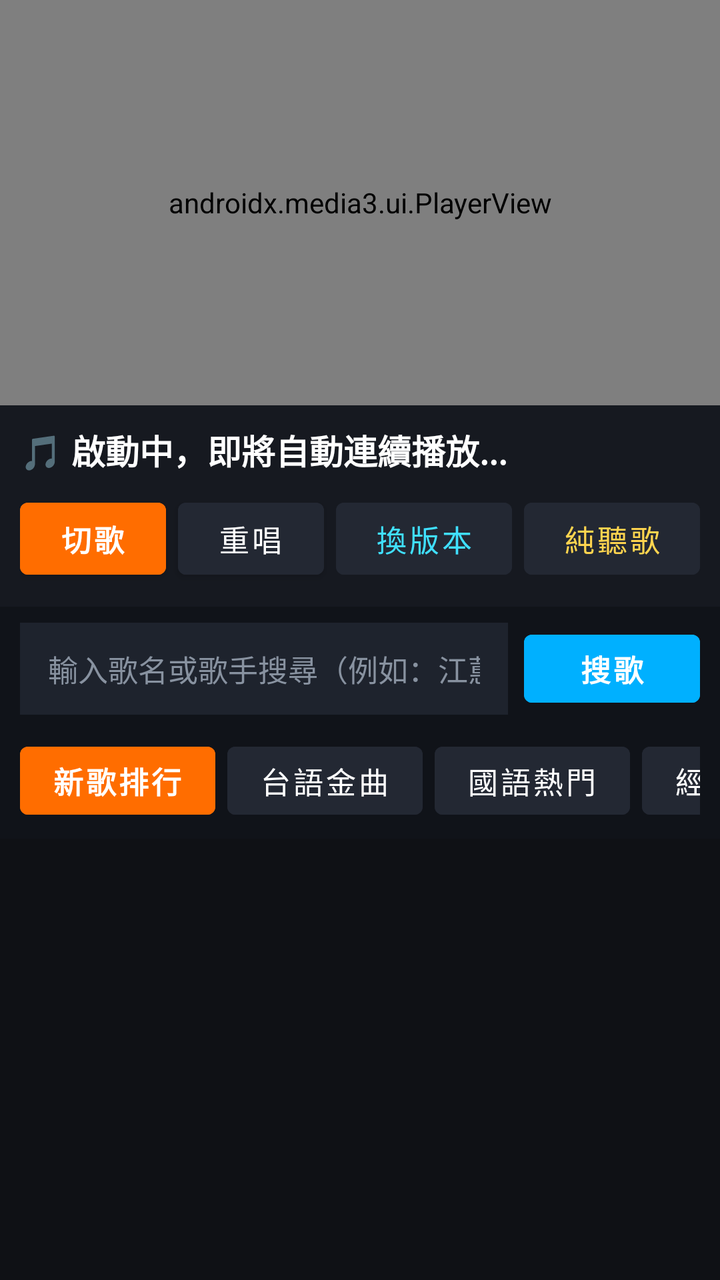
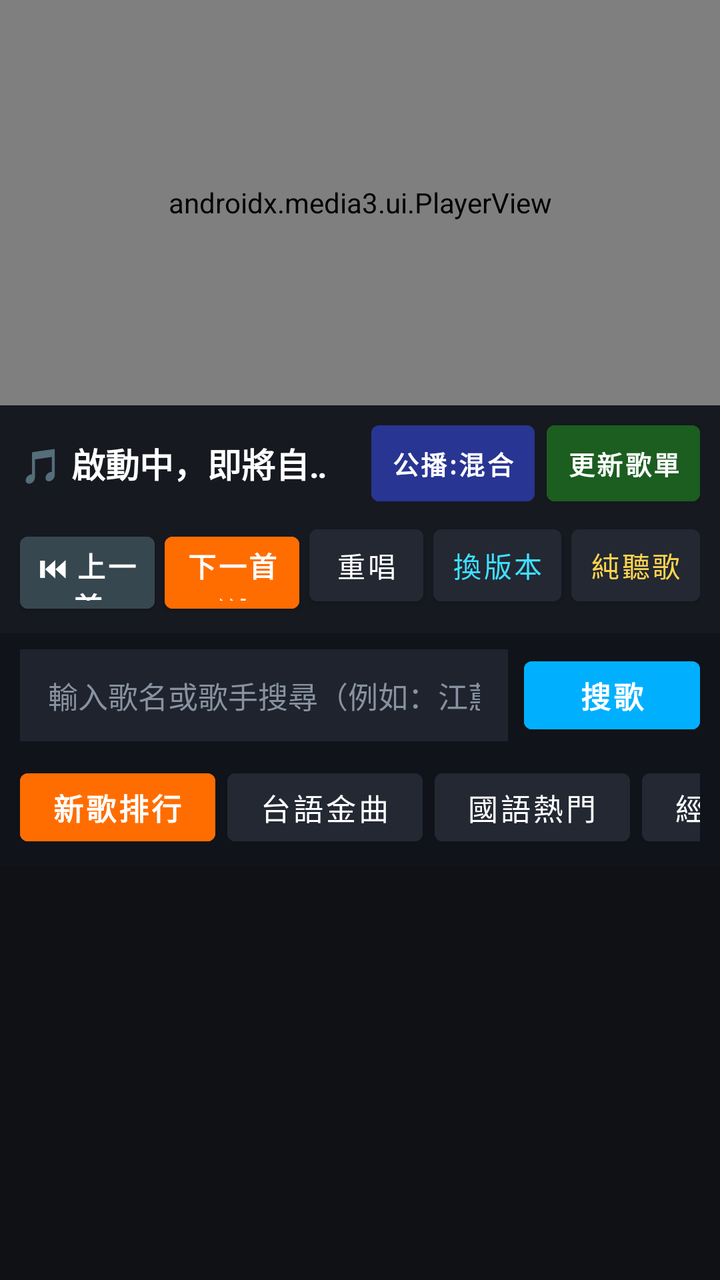

Two renders of the same Android screen: before a commit and after it. Below are the layout's source before the change and the commit's diff.
<!-- AndroidManifest.xml: application theme Theme.TaiwanCarKTV -->
<!-- res/layout/activity_main.xml -->
<?xml version="1.0" encoding="utf-8"?>
<LinearLayout xmlns:android="http://schemas.android.com/apk/res/android"
    xmlns:app="http://schemas.android.com/apk/res-auto"
    android:layout_width="match_parent"
    android:layout_height="match_parent"
    android:background="#0F1115"
    android:orientation="vertical">

    
    <androidx.constraintlayout.widget.ConstraintLayout
        android:id="@+id/playerContainer"
        android:layout_width="match_parent"
        android:layout_height="wrap_content"
        android:background="#000000">

        <androidx.media3.ui.PlayerView
            android:id="@+id/playerView"
            android:layout_width="0dp"
            android:layout_height="0dp"
            app:layout_constraintDimensionRatio="16:9"
            app:layout_constraintEnd_toEndOf="parent"
            app:layout_constraintStart_toStartOf="parent"
            app:layout_constraintTop_toTopOf="parent"
            app:resize_mode="fit"
            app:use_controller="true" />

        
        <LinearLayout
            android:id="@+id/audioOnlyOverlay"
            android:layout_width="0dp"
            android:layout_height="0dp"
            android:background="#0A0C10"
            android:gravity="center"
            android:orientation="vertical"
            android:padding="16dp"
            android:visibility="gone"
            app:layout_constraintBottom_toBottomOf="@id/playerView"
            app:layout_constraintEnd_toEndOf="@id/playerView"
            app:layout_constraintStart_toStartOf="@id/playerView"
            app:layout_constraintTop_toTopOf="@id/playerView">

            <TextView
                android:layout_width="wrap_content"
                android:layout_height="wrap_content"
                android:text="純聽歌護眼模式"
                android:textColor="#00B0FF"
                android:textSize="16sp"
                android:textStyle="bold" />

            <TextView
                android:id="@+id/tvAudioOnlyTitle"
                android:layout_width="wrap_content"
                android:layout_height="wrap_content"
                android:layout_marginTop="8dp"
                android:ellipsize="end"
                android:maxLines="2"
                android:text="啟動自動連播中..."
                android:textAlignment="center"
                android:textColor="#FFFFFF"
                android:textSize="22sp"
                android:textStyle="bold" />
        </LinearLayout>

        
        <ProgressBar
            android:id="@+id/loadingIndicator"
            android:layout_width="48dp"
            android:layout_height="48dp"
            android:visibility="gone"
            app:layout_constraintBottom_toBottomOf="@id/playerView"
            app:layout_constraintEnd_toEndOf="@id/playerView"
            app:layout_constraintStart_toStartOf="@id/playerView"
            app:layout_constraintTop_toTopOf="@id/playerView" />
    </androidx.constraintlayout.widget.ConstraintLayout>

    
    <LinearLayout
        android:layout_width="match_parent"
        android:layout_height="wrap_content"
        android:background="#161920"
        android:gravity="center_vertical"
        android:orientation="vertical"
        android:padding="10dp">

        <TextView
            android:id="@+id/tvNowPlaying"
            android:layout_width="match_parent"
            android:layout_height="wrap_content"
            android:ellipsize="marquee"
            android:singleLine="true"
            android:text="🎵 啟動中，即將自動連續播放..."
            android:textColor="#FFFFFF"
            android:textSize="17sp"
            android:textStyle="bold" />

        <LinearLayout
            android:layout_width="match_parent"
            android:layout_height="wrap_content"
            android:layout_marginTop="8dp"
            android:orientation="horizontal">

            <com.google.android.material.button.MaterialButton
                android:id="@+id/btnNext"
                android:layout_width="0dp"
                android:layout_height="48dp"
                android:layout_marginEnd="6dp"
                android:layout_weight="1"
                android:backgroundTint="#FF6D00"
                android:text="切歌"
                android:textColor="#FFFFFF"
                android:textSize="15sp"
                android:textStyle="bold" />

            <com.google.android.material.button.MaterialButton
                android:id="@+id/btnReplay"
                android:layout_width="0dp"
                android:layout_height="48dp"
                android:layout_marginEnd="6dp"
                android:layout_weight="1"
                android:backgroundTint="#232833"
                android:text="重唱"
                android:textColor="#FFFFFF"
                android:textSize="15sp" />

            <com.google.android.material.button.MaterialButton
                android:id="@+id/btnSwitchSource"
                android:layout_width="0dp"
                android:layout_height="48dp"
                android:layout_marginEnd="6dp"
                android:layout_weight="1.2"
                android:backgroundTint="#232833"
                android:text="換版本"
                android:textColor="#40E0FF"
                android:textSize="15sp" />

            <com.google.android.material.button.MaterialButton
                android:id="@+id/btnAudioOnly"
                android:layout_width="0dp"
                android:layout_height="48dp"
                android:layout_weight="1.2"
                android:backgroundTint="#232833"
                android:text="純聽歌"
                android:textColor="#FFD54F"
                android:textSize="15sp" />
        </LinearLayout>
    </LinearLayout>

    
    <LinearLayout
        android:layout_width="match_parent"
        android:layout_height="wrap_content"
        android:background="#101319"
        android:gravity="center_vertical"
        android:orientation="horizontal"
        android:paddingHorizontal="10dp"
        android:paddingTop="8dp"
        android:paddingBottom="4dp">

        <EditText
            android:id="@+id/etSearch"
            android:layout_width="0dp"
            android:layout_height="46dp"
            android:layout_weight="1"
            android:background="#1E232D"
            android:hint="輸入歌名或歌手搜尋（例如：江蕙、周杰倫、伍佰）"
            android:imeOptions="actionSearch"
            android:inputType="text"
            android:paddingHorizontal="14dp"
            android:singleLine="true"
            android:textColor="#FFFFFF"
            android:textColorHint="#8892A0"
            android:textSize="15sp" />

        <com.google.android.material.button.MaterialButton
            android:id="@+id/btnSearch"
            android:layout_width="wrap_content"
            android:layout_height="46dp"
            android:layout_marginStart="8dp"
            android:backgroundTint="#00B0FF"
            android:text="搜歌"
            android:textColor="#FFFFFF"
            android:textSize="15sp"
            android:textStyle="bold" />
    </LinearLayout>

    
    <HorizontalScrollView
        android:layout_width="match_parent"
        android:layout_height="wrap_content"
        android:background="#101319"
        android:paddingHorizontal="10dp"
        android:paddingVertical="6dp"
        android:scrollbars="none">

        <LinearLayout
            android:layout_width="wrap_content"
            android:layout_height="wrap_content"
            android:orientation="horizontal">

            <com.google.android.material.button.MaterialButton
                android:id="@+id/tabHot"
                android:layout_width="wrap_content"
                android:layout_height="46dp"
                android:layout_marginEnd="6dp"
                android:backgroundTint="#FF6D00"
                android:text="新歌排行"
                android:textColor="#FFFFFF"
                android:textSize="15sp"
                android:textStyle="bold" />

            <com.google.android.material.button.MaterialButton
                android:id="@+id/tabTaiwanese"
                android:layout_width="wrap_content"
                android:layout_height="46dp"
                android:layout_marginEnd="6dp"
                android:backgroundTint="#232833"
                android:text="台語金曲"
                android:textColor="#FFFFFF"
                android:textSize="15sp" />

            <com.google.android.material.button.MaterialButton
                android:id="@+id/tabMandarin"
                android:layout_width="wrap_content"
                android:layout_height="46dp"
                android:layout_marginEnd="6dp"
                android:backgroundTint="#232833"
                android:text="國語熱門"
                android:textColor="#FFFFFF"
                android:textSize="15sp" />

            <com.google.android.material.button.MaterialButton
                android:id="@+id/tabClassics"
                android:layout_width="wrap_content"
                android:layout_height="46dp"
                android:layout_marginEnd="6dp"
                android:backgroundTint="#232833"
                android:text="經典對唱"
                android:textColor="#FFFFFF"
                android:textSize="15sp" />

            <com.google.android.material.button.MaterialButton
                android:id="@+id/tabSingers"
                android:layout_width="wrap_content"
                android:layout_height="46dp"
                android:layout_marginEnd="6dp"
                android:backgroundTint="#232833"
                android:text="歌星點歌"
                android:textColor="#40E0FF"
                android:textSize="15sp"
                android:textStyle="bold" />

            <com.google.android.material.button.MaterialButton
                android:id="@+id/tabWordCount"
                android:layout_width="wrap_content"
                android:layout_height="46dp"
                android:layout_marginEnd="6dp"
                android:backgroundTint="#232833"
                android:text="字數分類"
                android:textColor="#A5D6A7"
                android:textSize="15sp"
                android:textStyle="bold" />

            <com.google.android.material.button.MaterialButton
                android:id="@+id/tabQueue"
                android:layout_width="wrap_content"
                android:layout_height="46dp"
                android:backgroundTint="#232833"
                android:text="已點 (0)"
                android:textColor="#FFD54F"
                android:textSize="15sp"
                android:textStyle="bold" />
        </LinearLayout>
    </HorizontalScrollView>

    
    <HorizontalScrollView
        android:id="@+id/wordCountBar"
        android:layout_width="match_parent"
        android:layout_height="wrap_content"
        android:background="#151922"
        android:paddingHorizontal="10dp"
        android:paddingVertical="6dp"
        android:scrollbars="none"
        android:visibility="gone">

        <LinearLayout
            android:layout_width="wrap_content"
            android:layout_height="wrap_content"
            android:orientation="horizontal">

            <com.google.android.material.button.MaterialButton
                android:id="@+id/btnWcAll"
                android:layout_width="wrap_content"
                android:layout_height="42dp"
                android:layout_marginEnd="6dp"
                android:backgroundTint="#00B0FF"
                android:text="全部"
                android:textColor="#FFFFFF"
                android:textSize="14sp" />

            <com.google.android.material.button.MaterialButton
                android:id="@+id/btnWc1"
                android:layout_width="wrap_content"
                android:layout_height="42dp"
                android:layout_marginEnd="6dp"
                android:backgroundTint="#252B37"
                android:text="1字"
                android:textColor="#FFFFFF"
                android:textSize="14sp" />

            <com.google.android.material.button.MaterialButton
                android:id="@+id/btnWc2"
                android:layout_width="wrap_content"
                android:layout_height="42dp"
                android:layout_marginEnd="6dp"
                android:backgroundTint="#252B37"
                android:text="2字"
                android:textColor="#FFFFFF"
                android:textSize="14sp" />

            <com.google.android.material.button.MaterialButton
                android:id="@+id/btnWc3"
                android:layout_width="wrap_content"
                android:layout_height="42dp"
                android:layout_marginEnd="6dp"
                android:backgroundTint="#252B37"
                android:text="3字"
                android:textColor="#FFFFFF"
                android:textSize="14sp" />

            <com.google.android.material.button.MaterialButton
                android:id="@+id/btnWc4"
                android:layout_width="wrap_content"
                android:layout_height="42dp"
                android:layout_marginEnd="6dp"
                android:backgroundTint="#252B37"
                android:text="4字"
                android:textColor="#FFFFFF"
                android:textSize="14sp" />

            <com.google.android.material.button.MaterialButton
                android:id="@+id/btnWc5"
                android:layout_width="wrap_content"
                android:layout_height="42dp"
                android:layout_marginEnd="6dp"
                android:backgroundTint="#252B37"
                android:text="5字"
                android:textColor="#FFFFFF"
                android:textSize="14sp" />

            <com.google.android.material.button.MaterialButton
                android:id="@+id/btnWc6Plus"
                android:layout_width="wrap_content"
                android:layout_height="42dp"
                android:backgroundTint="#252B37"
                android:text="6字以上"
                android:textColor="#FFFFFF"
                android:textSize="14sp" />
        </LinearLayout>
    </HorizontalScrollView>

    
    <LinearLayout
        android:id="@+id/singerHeaderBar"
        android:layout_width="match_parent"
        android:layout_height="wrap_content"
        android:background="#151922"
        android:gravity="center_vertical"
        android:orientation="horizontal"
        android:paddingHorizontal="10dp"
        android:paddingVertical="6dp"
        android:visibility="gone">

        <com.google.android.material.button.MaterialButton
            android:id="@+id/btnBackToSingers"
            android:layout_width="wrap_content"
            android:layout_height="42dp"
            android:backgroundTint="#2B3240"
            android:text="← 返回歌星列表"
            android:textColor="#FFFFFF"
            android:textSize="14sp" />

        <TextView
            android:id="@+id/tvSelectedSinger"
            android:layout_width="0dp"
            android:layout_height="wrap_content"
            android:layout_marginStart="12dp"
            android:layout_weight="1"
            android:text="歌星名稱"
            android:textColor="#40E0FF"
            android:textSize="17sp"
            android:textStyle="bold" />
    </LinearLayout>

    
    <FrameLayout
        android:layout_width="match_parent"
        android:layout_height="0dp"
        android:layout_weight="1">

        <androidx.recyclerview.widget.RecyclerView
            android:id="@+id/rvCatalog"
            android:layout_width="match_parent"
            android:layout_height="match_parent"
            android:background="#0F1115"
            android:clipToPadding="false"
            android:padding="10dp" />

        <androidx.recyclerview.widget.RecyclerView
            android:id="@+id/rvSingers"
            android:layout_width="match_parent"
            android:layout_height="match_parent"
            android:background="#0F1115"
            android:clipToPadding="false"
            android:padding="10dp"
            android:visibility="gone" />

        <androidx.recyclerview.widget.RecyclerView
            android:id="@+id/rvQueue"
            android:layout_width="match_parent"
            android:layout_height="match_parent"
            android:background="#0F1115"
            android:clipToPadding="false"
            android:padding="10dp"
            android:visibility="gone" />

        <LinearLayout
            android:id="@+id/listLoadingOverlay"
            android:layout_width="match_parent"
            android:layout_height="match_parent"
            android:background="#AA0F1115"
            android:gravity="center"
            android:orientation="vertical"
            android:visibility="gone">

            <ProgressBar
                android:layout_width="42dp"
                android:layout_height="42dp" />

            <TextView
                android:id="@+id/tvListLoadingMsg"
                android:layout_width="wrap_content"
                android:layout_height="wrap_content"
                android:layout_marginTop="10dp"
                android:text="正在載入歌單..."
                android:textColor="#FFFFFF"
                android:textSize="16sp" />
        </LinearLayout>
    </FrameLayout>
</LinearLayout>
<!-- resources referenced by this layout -->
<resources>
  <style name="Theme.TaiwanCarKTV" parent="Theme.MaterialComponents.DayNight.NoActionBar">
          <item name="colorPrimary">#FF6D00</item>
          <item name="colorPrimaryVariant">#E65100</item>
          <item name="colorOnPrimary">#FFFFFF</item>
          <item name="colorSecondary">#00B0FF</item>
          <item name="android:windowBackground">#0F1115</item>
          <item name="android:statusBarColor">#0F1115</item>
          <item name="android:navigationBarColor">#0F1115</item>
      </style>
</resources>

<!-- the commit's change to res/layout/activity_main.xml (unified diff, before → after) -->
@@ -23,6 +23,23 @@
             app:layout_constraintTop_toTopOf="parent"
             app:resize_mode="fit"
             app:use_controller="true" />
+
+        
+        <TextView
+            android:id="@+id/tvQualityBadge"
+            android:layout_width="wrap_content"
+            android:layout_height="wrap_content"
+            android:layout_margin="10dp"
+            android:background="#99000000"
+            android:paddingHorizontal="8dp"
+            android:paddingVertical="3dp"
+            android:text="HD"
+            android:textColor="#00E676"
+            android:textSize="12sp"
+            android:textStyle="bold"
+            android:visibility="gone"
+            app:layout_constraintEnd_toEndOf="@id/playerView"
+            app:layout_constraintTop_toTopOf="@id/playerView" />
 
         
         <LinearLayout
@@ -82,17 +99,57 @@
         android:orientation="vertical"
         android:padding="10dp">
 
-        <TextView
-            android:id="@+id/tvNowPlaying"
+        
+        <LinearLayout
             android:layout_width="match_parent"
             android:layout_height="wrap_content"
-            android:ellipsize="marquee"
-            android:singleLine="true"
-            android:text="🎵 啟動中，即將自動連續播放..."
-            android:textColor="#FFFFFF"
-            android:textSize="17sp"
-            android:textStyle="bold" />
-
+            android:gravity="center_vertical"
+            android:orientation="horizontal">
+
+            <TextView
+                android:id="@+id/tvNowPlaying"
+                android:layout_width="0dp"
+                android:layout_height="wrap_content"
+                android:layout_weight="1"
+                android:ellipsize="marquee"
+                android:singleLine="true"
+                android:text="🎵 啟動中，即將自動連續播放..."
+                android:textColor="#FFFFFF"
+                android:textSize="17sp"
+                android:textStyle="bold" />
+
+            <com.google.android.material.button.MaterialButton
+                android:id="@+id/btnAutoPlayMode"
+                android:layout_width="wrap_content"
+                android:layout_height="38dp"
+                android:layout_marginStart="6dp"
+                android:backgroundTint="#283593"
+                android:insetTop="0dp"
+                android:insetBottom="0dp"
+                android:minWidth="0dp"
+                android:paddingHorizontal="10dp"
+                android:text="公播:混合"
+                android:textColor="#FFFFFF"
+                android:textSize="13sp"
+                android:textStyle="bold" />
+
+            <com.google.android.material.button.MaterialButton
+                android:id="@+id/btnUpdateCatalog"
+                android:layout_width="wrap_content"
+                android:layout_height="38dp"
+                android:layout_marginStart="6dp"
+                android:backgroundTint="#1B5E20"
+                android:insetTop="0dp"
+                android:insetBottom="0dp"
+                android:minWidth="0dp"
+                android:paddingHorizontal="10dp"
+                android:text="更新歌單"
+                android:textColor="#FFFFFF"
+                android:textSize="13sp"
+                android:textStyle="bold" />
+        </LinearLayout>
+
+        
         <LinearLayout
             android:layout_width="match_parent"
             android:layout_height="wrap_content"
@@ -100,48 +157,65 @@
             android:orientation="horizontal">
 
             <com.google.android.material.button.MaterialButton
+                android:id="@+id/btnPrev"
+                android:layout_width="0dp"
+                android:layout_height="48dp"
+                android:layout_marginEnd="5dp"
+                android:layout_weight="1"
+                android:backgroundTint="#37474F"
+                android:paddingHorizontal="4dp"
+                android:text="⏮ 上一首"
+                android:textColor="#FFFFFF"
+                android:textSize="14sp"
+                android:textStyle="bold" />
+
+            <com.google.android.material.button.MaterialButton
                 android:id="@+id/btnNext"
                 android:layout_width="0dp"
                 android:layout_height="48dp"
-                android:layout_marginEnd="6dp"
+                android:layout_marginEnd="5dp"
                 android:layout_weight="1"
                 android:backgroundTint="#FF6D00"
-                android:text="切歌"
-                android:textColor="#FFFFFF"
-                android:textSize="15sp"
+                android:paddingHorizontal="4dp"
+                android:text="下一首 ⏭"
+                android:textColor="#FFFFFF"
+                android:textSize="14sp"
                 android:textStyle="bold" />
 
             <com.google.android.material.button.MaterialButton
                 android:id="@+id/btnReplay"
                 android:layout_width="0dp"
                 android:layout_height="48dp"
-                android:layout_marginEnd="6dp"
-                android:layout_weight="1"
-                android:backgroundTint="#232833"
+                android:layout_marginEnd="5dp"
+                android:layout_weight="0.85"
+                android:backgroundTint="#232833"
+                android:paddingHorizontal="4dp"
                 android:text="重唱"
                 android:textColor="#FFFFFF"
-                android:textSize="15sp" />
+                android:textSize="14sp" />
 
             <com.google.android.material.button.MaterialButton
                 android:id="@+id/btnSwitchSource"
                 android:layout_width="0dp"
                 android:layout_height="48dp"
-                android:layout_marginEnd="6dp"
-                android:layout_weight="1.2"
-                android:backgroundTint="#232833"
+                android:layout_marginEnd="5dp"
+                android:layout_weight="0.95"
+                android:backgroundTint="#232833"
+                android:paddingHorizontal="4dp"
                 android:text="換版本"
                 android:textColor="#40E0FF"
-                android:textSize="15sp" />
+                android:textSize="14sp" />
 
             <com.google.android.material.button.MaterialButton
                 android:id="@+id/btnAudioOnly"
                 android:layout_width="0dp"
                 android:layout_height="48dp"
-                android:layout_weight="1.2"
-                android:backgroundTint="#232833"
+                android:layout_weight="0.95"
+                android:backgroundTint="#232833"
+                android:paddingHorizontal="4dp"
                 android:text="純聽歌"
                 android:textColor="#FFD54F"
-                android:textSize="15sp" />
+                android:textSize="14sp" />
         </LinearLayout>
     </LinearLayout>
 
